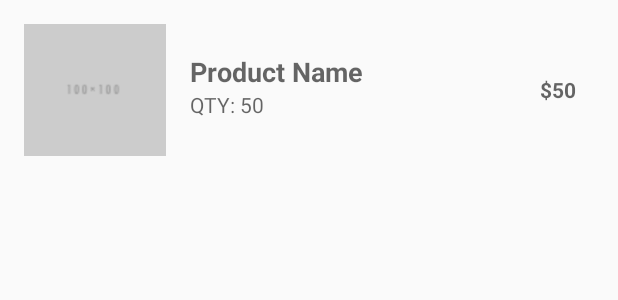
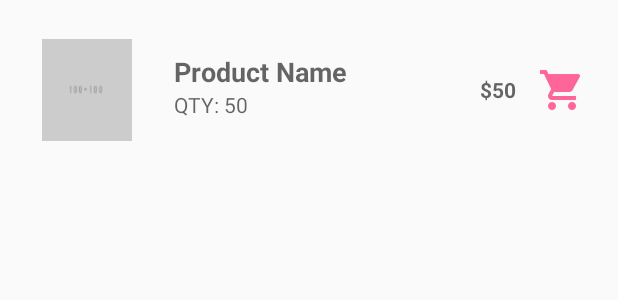
Before and after one commit to mvnshrikanth/ShopInventory, an Android app: the layout list_item.xml on its own in the app's theme, with its tools: preview values and no code run, on a phone screen of 412 x 824 dp. Shown: the top 300 px of the screen. Run offline under Robolectric (Android 15) with nearby library versions, the phone set to English and light mode, and no system bars.

Commit message:
layouts in progress ...

```diff
--- a/app/src/main/res/layout/activity_detail.xml
+++ b/app/src/main/res/layout/activity_detail.xml
@@ -10,8 +10,9 @@
     android:paddingTop="@dimen/activity_vertical_margin"
     tools:context=".DetailActivity">
 
-    <ImageView
+    <ImageButton
         android:id="@+id/image_view_edit_product"
+        style="@style/Base.Widget.AppCompat.Button.Borderless"
         android:layout_width="match_parent"
         android:layout_height="0dp"
         android:layout_gravity="center"
--- a/app/src/main/res/layout/list_item.xml
+++ b/app/src/main/res/layout/list_item.xml
@@ -5,8 +5,9 @@
     android:orientation="horizontal"
     android:padding="@dimen/activity_horizontal_margin">
 
-    <ImageView
+    <ImageButton
         android:id="@+id/image_view_product"
+        style="@style/Base.Widget.AppCompat.Button.Borderless"
         android:layout_width="0dp"
         android:layout_height="@dimen/list_item_height"
         android:layout_weight="2"
@@ -56,4 +57,11 @@
         android:textColor="@color/colorPrimaryDark"
         android:textStyle="bold" />
 
+    <ImageButton
+        style="@style/Base.Widget.AppCompat.Button.Borderless"
+        android:layout_width="0dp"
+        android:layout_height="@dimen/list_item_height"
+        android:layout_weight="1"
+        android:src="@drawable/ic_sell" />
+
 </LinearLayout>
```
Also changed, not shown: app/src/main/res/drawable-hdpi/ic_sell.png (added), app/src/main/res/drawable-mdpi/ic_sell.png (added), app/src/main/res/drawable-xhdpi/ic_sell.png (added), app/src/main/res/drawable-xxhdpi/ic_sell.png (added).
